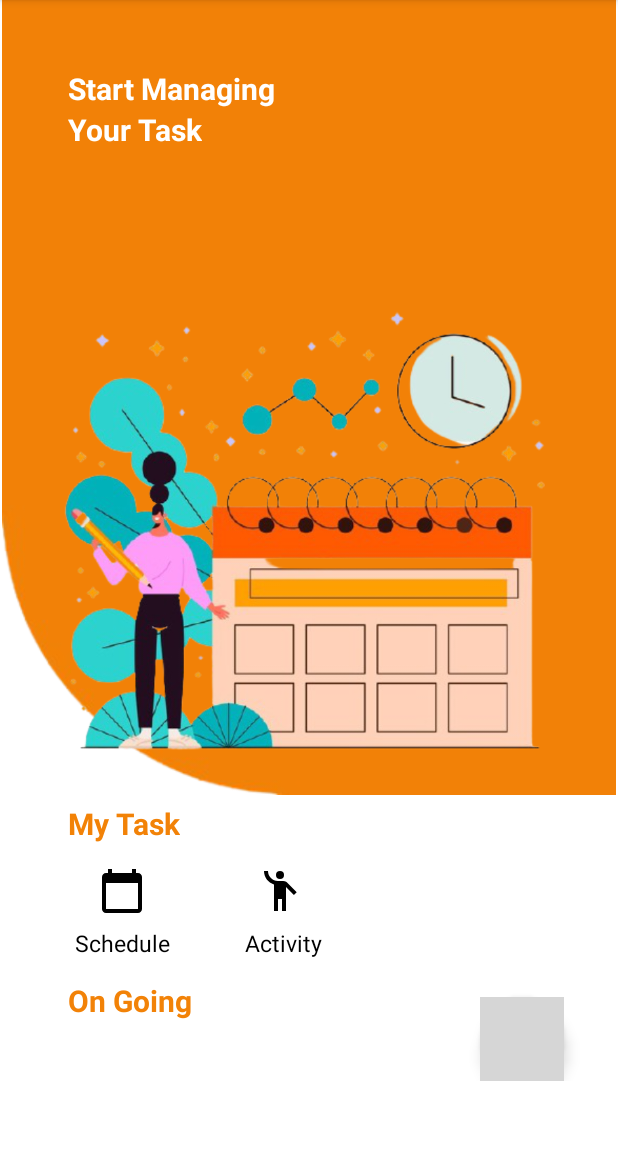
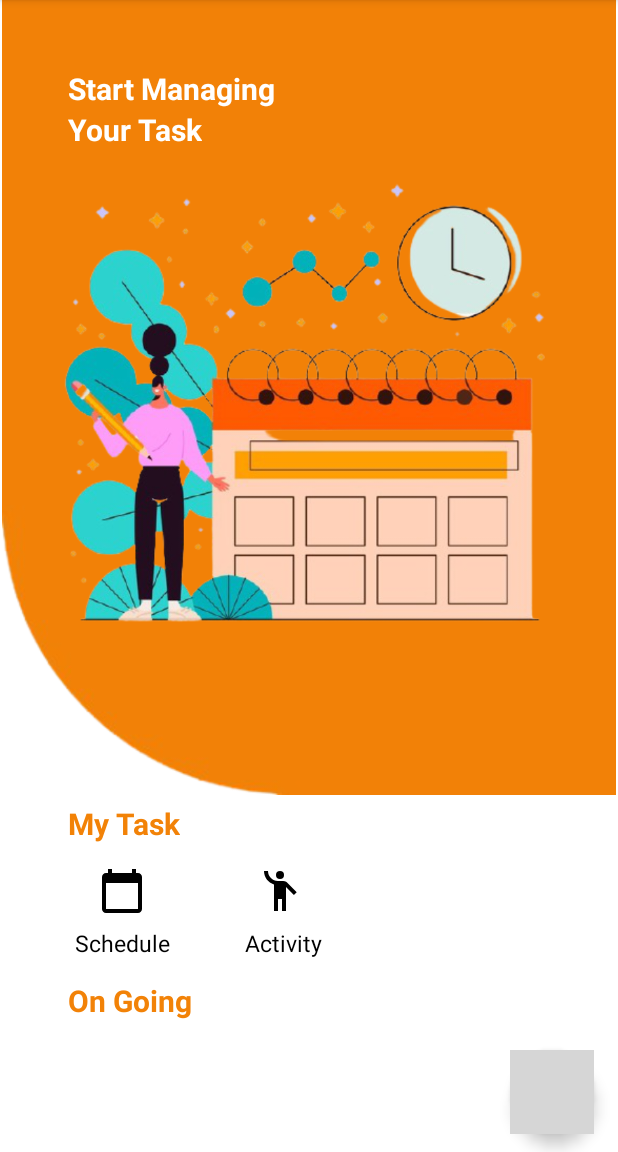
Before and after one commit to anantaputra/Daily-Task, an Android app: the MainActivity screen opened directly, with no data from a screen before it, on a phone screen of 412 x 824 dp, the part 84-1236 px from its top. Run offline under Robolectric (Android 15) with nearby library versions, the phone set to English and light mode, and no system bars; grey boxes are pictures that could not be loaded.

```diff
--- a/app/src/main/java/com/example/dailytask/MainActivity.java
+++ b/app/src/main/java/com/example/dailytask/MainActivity.java
@@ -41,7 +41,7 @@ public class MainActivity extends AppCompatActivity {
             public void onClick(View v) {
 
                 // Perintah Intent Explicit pindah halaman
-                startActivity(new Intent(MainActivity.this, MainActivity4.class));
+                startActivity(new Intent(MainActivity.this, ShowActivities.class));
             }
         });
 
--- a/app/src/main/java/com/example/dailytask/MainActivity4.java
+++ b/app/src/main/java/com/example/dailytask/ShowActivities.java
@@ -4,11 +4,11 @@ import androidx.appcompat.app.AppCompatActivity;
 
 import android.os.Bundle;
 
-public class MainActivity4 extends AppCompatActivity {
+public class ShowActivities extends AppCompatActivity {
 
     @Override
     protected void onCreate(Bundle savedInstanceState) {
         super.onCreate(savedInstanceState);
-        setContentView(R.layout.activity_main4);
+        setContentView(R.layout.activity_show_activities);
     }
 }
--- a/app/src/main/res/layout/activity_main.xml
+++ b/app/src/main/res/layout/activity_main.xml
@@ -1,5 +1,5 @@
 <?xml version="1.0" encoding="utf-8"?>
-<LinearLayout xmlns:android="http://schemas.android.com/apk/res/android"
+<androidx.constraintlayout.widget.ConstraintLayout xmlns:android="http://schemas.android.com/apk/res/android"
     xmlns:app="http://schemas.android.com/apk/res-auto"
     xmlns:tools="http://schemas.android.com/tools"
     android:layout_width="match_parent"
@@ -7,26 +7,19 @@
     tools:context=".MainActivity">
 
     <androidx.core.widget.NestedScrollView
+        android:id="@+id/nestedScrollView"
         android:layout_width="match_parent"
         android:layout_height="match_parent"
-        app:layout_behavior="@string/appbar_scrolling_view_behavior">
+        app:layout_behavior="@string/appbar_scrolling_view_behavior"
+        app:layout_constraintBottom_toBottomOf="parent"
+        app:layout_constraintEnd_toEndOf="parent"
+        app:layout_constraintStart_toStartOf="parent"
+        app:layout_constraintTop_toTopOf="parent">
 
         <RelativeLayout
-        android:id="@+id/rl_image"
-        android:layout_width="wrap_content"
-        android:layout_height="match_parent">
-
-
-            <com.google.android.material.floatingactionbutton.FloatingActionButton
-                android:id="@+id/add_schedule"
-                android:layout_width="wrap_content"
-                android:layout_height="wrap_content"
-                android:layout_alignParentBottom="true"
-                android:layout_marginStart="320dp"
-                android:layout_marginBottom="40dp"
-                android:backgroundTint="@color/orange"
-                android:src="@drawable/ic_tambah"
-                app:borderWidth="0dp" />
+            android:id="@+id/rl_image"
+            android:layout_width="wrap_content"
+            android:layout_height="match_parent">
 
             <ImageView
                 android:id="@+id/img_image"
@@ -38,23 +31,23 @@
                 android:id="@+id/tv_textStart"
                 android:layout_width="wrap_content"
                 android:layout_height="wrap_content"
-                android:text="@string/start"
-                android:textSize="20sp"
                 android:layout_marginStart="45dp"
                 android:layout_marginTop="45dp"
+                android:text="@string/start"
                 android:textColor="@color/white"
-                android:textStyle="bold"/>
+                android:textSize="20sp"
+                android:textStyle="bold" />
 
             <TextView
                 android:id="@+id/tv_textYour"
                 android:layout_width="wrap_content"
                 android:layout_height="wrap_content"
+                android:layout_below="@id/tv_textStart"
+                android:layout_marginStart="45dp"
                 android:text="@string/task"
+                android:textColor="@color/white"
                 android:textSize="20sp"
-                android:layout_marginStart="45dp"
-                android:layout_below="@id/tv_textStart"
-                android:textColor="@color/white"
-                android:textStyle="bold"/>
+                android:textStyle="bold" />
 
             <ImageView
                 android:layout_width="350dp"
@@ -67,13 +60,13 @@
                 android:id="@+id/tv_textMytask"
                 android:layout_width="wrap_content"
                 android:layout_height="wrap_content"
+                android:layout_below="@id/img_image"
+                android:layout_marginStart="45dp"
+                android:layout_marginTop="5dp"
                 android:text="@string/mytask"
-                android:layout_below="@id/img_image"
+                android:textColor="@color/orange"
                 android:textSize="20sp"
-                android:layout_marginTop="5dp"
-                android:textColor="@color/orange"
-                android:layout_marginStart="45dp"
-                android:textStyle="bold"/>
+                android:textStyle="bold" />
 
             <ImageView
                 android:id="@+id/img_icSchedule"
@@ -88,11 +81,11 @@
                 android:id="@+id/tv_textSchedule"
                 android:layout_width="wrap_content"
                 android:layout_height="wrap_content"
+                android:layout_below="@id/img_icSchedule"
+                android:layout_marginStart="50dp"
                 android:text="@string/schedule"
-                android:textSize="15sp"
-                android:layout_marginStart="50dp"
                 android:textColor="@color/black"
-                android:layout_below="@id/img_icSchedule"/>
+                android:textSize="15sp" />
 
             <ImageView
                 android:id="@+id/img_icActivity"
@@ -107,36 +100,49 @@
             <TextView
                 android:layout_width="wrap_content"
                 android:layout_height="wrap_content"
+                android:layout_below="@id/img_icSchedule"
+                android:layout_marginStart="50dp"
+                android:layout_toEndOf="@id/tv_textSchedule"
                 android:text="@string/activity"
-                android:textSize="15sp"
-                android:layout_marginStart="50dp"
                 android:textColor="@color/black"
-                android:layout_toEndOf="@id/tv_textSchedule"
-                android:layout_below="@id/img_icSchedule"/>
+                android:textSize="15sp" />
 
             <TextView
                 android:id="@+id/tv_textOngoing"
                 android:layout_width="wrap_content"
                 android:layout_height="wrap_content"
+                android:layout_below="@id/img_icSchedule"
+                android:layout_marginStart="45dp"
+                android:layout_marginTop="35dp"
                 android:text="@string/ongoing"
-                android:layout_below="@id/img_icSchedule"
+                android:textColor="@color/orange"
                 android:textSize="20sp"
-                android:layout_marginTop="35dp"
-                android:textColor="@color/orange"
-                android:layout_marginStart="45dp"
-                android:textStyle="bold"/>
+                android:textStyle="bold" />
 
             <androidx.cardview.widget.CardView
                 android:id="@+id/cv_content"
-                android:layout_below="@id/tv_textOngoing"
                 android:layout_width="match_parent"
                 android:layout_height="wrap_content"
+                android:layout_below="@id/tv_textOngoing"
                 android:layout_margin="20dp"
                 android:layout_marginTop="10dp"
-                app:cardCornerRadius="8dp"/>
+                app:cardCornerRadius="8dp" />
 
         </RelativeLayout>
 
     </androidx.core.widget.NestedScrollView>
 
-</LinearLayout>
+    <com.google.android.material.floatingactionbutton.FloatingActionButton
+        android:id="@+id/add_schedule"
+        android:layout_width="wrap_content"
+        android:layout_height="wrap_content"
+        android:layout_alignParentBottom="true"
+        android:backgroundTint="@color/orange"
+        android:src="@drawable/ic_tambah"
+        app:borderWidth="0dp"
+        app:layout_constraintBottom_toBottomOf="parent"
+        app:layout_constraintRight_toRightOf="parent"
+        android:layout_marginBottom="12dp"
+        android:layout_marginEnd="16dp"/>
+
+</androidx.constraintlayout.widget.ConstraintLayout>
--- a/app/src/main/res/layout/activity_opening.xml
+++ b/app/src/main/res/layout/activity_opening.xml
@@ -48,7 +48,7 @@
        android:layout_below="@id/tv_textDaily"
        android:layout_width="wrap_content"
        android:layout_height="wrap_content"
-       android:layout_marginTop="45dp"
+       android:layout_marginTop="30dp"
        android:layout_centerInParent="true"
        android:background="@drawable/tombol_started"
        android:text="@string/getstarted"
```
Also changed, not shown: app/src/main/AndroidManifest.xml (+13 -10 lines), app/src/main/res/layout/activity_main4.xml (deleted, +0 -164 lines), app/src/main/res/layout/activity_show_activities.xml (added, +172 -0 lines), 1 other file.
